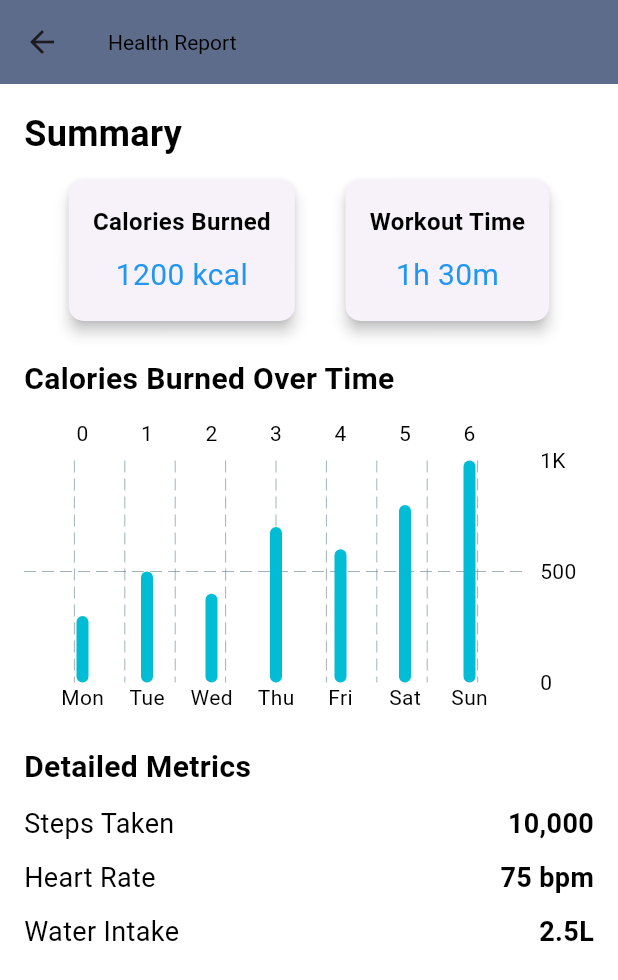
After one commit to Natlope5/FitBattles, a Flutter app: the HealthReportPage screen opened by its route, on a phone screen of 412 x 824 dp. The commit adds this screen. Shown: the top 980 px of the screen. Run offline on Flutter 3.47's test engine with Material 3 defaults, Android fonts, the phone set to English and light mode, and no system bars; drawn by our look-alikes of fl_chart; our stand-ins replace camera, cloud_firestore, firebase_auth, firebase_core, firebase_messaging, firebase_storage and 9 more; accounts and stored records are empty.

Commit message:
Added Health Report Page

```diff
--- a/lib/main.dart
+++ b/lib/main.dart
@@ -5,6 +5,7 @@ import 'package:fitbattles/screens/add_goal_page.dart';
 import 'package:fitbattles/screens/current_goals_page.dart';
 import 'package:fitbattles/screens/goals_completion_page.dart';
 import 'package:fitbattles/screens/badges_and_rewards_page.dart';
+import 'package:fitbattles/screens/health_report_page.dart';
 import 'package:fitbattles/screens/workout_tracking_page.dart';
 import 'package:fitbattles/workouts/strength_workout_page.dart';
 import 'package:fitbattles/screens/friends_list_page.dart';
@@ -82,6 +83,7 @@ class MyApp extends StatelessWidget {
             '/currentGoals': (context) => CurrentGoalsPage(),
             '/goalHistory': (context) => GoalCompletionPage(),
             '/rewards': (context) => const RewardsPage(),
+            '/healthReport': (context) => const HealthReportPage(),
           },
         );
       },
--- /dev/null
+++ b/lib/screens/health_report_page.dart
@@ -0,0 +1,155 @@
+import 'package:flutter/material.dart';
+import 'package:fl_chart/fl_chart.dart';
+
+class HealthReportPage extends StatelessWidget {
+  const HealthReportPage({super.key});
+
+  @override
+  Widget build(BuildContext context) {
+    return Scaffold(
+      appBar: AppBar(
+        title: const Text('Health Report'),
+        backgroundColor: const Color(0xFF5D6C8A),
+      ),
+      body: SingleChildScrollView(
+        padding: const EdgeInsets.all(16.0),
+        child: Column(
+          crossAxisAlignment: CrossAxisAlignment.start,
+          children: [
+            // Summary Section
+            const Text(
+              'Summary',
+              style: TextStyle(fontSize: 24, fontWeight: FontWeight.bold),
+            ),
+            const SizedBox(height: 10),
+            Row(
+              mainAxisAlignment: MainAxisAlignment.spaceEvenly,
+              children: [
+                _buildMetricCard('Calories Burned', '1200 kcal'),
+                _buildMetricCard('Workout Time', '1h 30m'),
+              ],
+            ),
+            const SizedBox(height: 20),
+
+            // Graph Section
+            const Text(
+              'Calories Burned Over Time',
+              style: TextStyle(fontSize: 20, fontWeight: FontWeight.bold),
+            ),
+            const SizedBox(height: 10),
+            SizedBox(
+              height: 200,
+              child: _buildCaloriesChart(), // fl_chart bar chart for calories
+            ),
+            const SizedBox(height: 20),
+
+            // Detailed Metrics Section
+            const Text(
+              'Detailed Metrics',
+              style: TextStyle(fontSize: 20, fontWeight: FontWeight.bold),
+            ),
+            const SizedBox(height: 10),
+            _buildMetricDetail('Steps Taken', '10,000'),
+            const SizedBox(height: 10),
+            _buildMetricDetail('Heart Rate', '75 bpm'),
+            const SizedBox(height: 10),
+            _buildMetricDetail('Water Intake', '2.5L'),
+          ],
+        ),
+      ),
+    );
+  }
+
+  // Helper method to build metric cards
+  Widget _buildMetricCard(String title, String value) {
+    return Card(
+      shape: RoundedRectangleBorder(borderRadius: BorderRadius.circular(10)),
+      elevation: 4,
+      child: Padding(
+        padding: const EdgeInsets.all(16.0),
+        child: Column(
+          children: [
+            Text(
+              title,
+              style: const TextStyle(fontSize: 16, fontWeight: FontWeight.bold),
+            ),
+            const SizedBox(height: 10),
+            Text(
+              value,
+              style: const TextStyle(fontSize: 20, color: Colors.blue),
+            ),
+          ],
+        ),
+      ),
+    );
+  }
+
+  // Helper method to build detailed metrics
+  Widget _buildMetricDetail(String title, String value) {
+    return Row(
+      mainAxisAlignment: MainAxisAlignment.spaceBetween,
+      children: [
+        Text(
+          title,
+          style: const TextStyle(fontSize: 18),
+        ),
+        Text(
+          value,
+          style: const TextStyle(fontSize: 18, fontWeight: FontWeight.bold),
+        ),
+      ],
+    );
+  }
+
+  // fl_chart bar chart for calories burned over time
+  Widget _buildCaloriesChart() {
+    return BarChart(
+      BarChartData(
+        barGroups: [
+          BarChartGroupData(x: 0, barRods: [BarChartRodData(toY: 300)]),
+          BarChartGroupData(x: 1, barRods: [BarChartRodData(toY: 500)]),
+          BarChartGroupData(x: 2, barRods: [BarChartRodData(toY: 400)]),
+          BarChartGroupData(x: 3, barRods: [BarChartRodData(toY: 700)]),
+          BarChartGroupData(x: 4, barRods: [BarChartRodData(toY: 600)]),
+          BarChartGroupData(x: 5, barRods: [BarChartRodData(toY: 800)]),
+          BarChartGroupData(x: 6, barRods: [BarChartRodData(toY: 1000)]),
+        ],
+        borderData: FlBorderData(show: false),
+        titlesData: FlTitlesData(
+          bottomTitles: AxisTitles(
+            sideTitles: SideTitles(
+              showTitles: true,
+              getTitlesWidget: (double value, TitleMeta meta) {
+                const style = TextStyle(
+                  color: Colors.black,
+                  fontSize: 14,
+                );
+                switch (value.toInt()) {
+                  case 0:
+                    return Text('Mon', style: style);
+                  case 1:
+                    return Text('Tue', style: style);
+                  case 2:
+                    return Text('Wed', style: style);
+                  case 3:
+                    return Text('Thu', style: style);
+                  case 4:
+                    return Text('Fri', style: style);
+                  case 5:
+                    return Text('Sat', style: style);
+                  case 6:
+                    return Text('Sun', style: style);
+                  default:
+                    return const Text('');
+                }
+              },
+            ),
+          ),
+          leftTitles: AxisTitles(
+            sideTitles: SideTitles(showTitles: false), // Hides the left axis titles
+          ),
+        ),
+      ),
+    );
+  }
+}
--- a/lib/screens/home_page.dart
+++ b/lib/screens/home_page.dart
@@ -511,6 +511,12 @@ class _HomePageState extends State<HomePage> {
             ),
             child: const Text('View History'),
           ),
+          ElevatedButton(
+            onPressed: () {
+              Navigator.pushNamed(context, '/healthReport');
+            },
+            child: const Text('View Health Report'),
+          ),
         ],
       ),
     );
```
